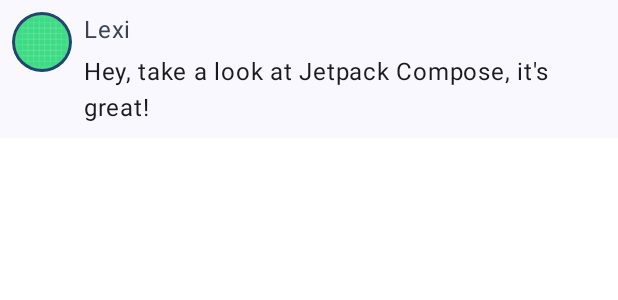
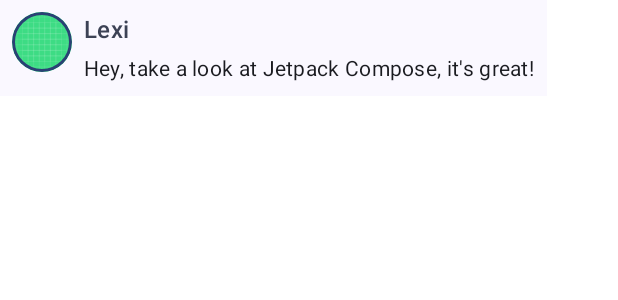
Before and after one commit to muttaqinrizal/ComposeTutorial, an Android app built with Jetpack Compose: the @Preview function PreviewMessageCard, on a phone screen of 412 x 824 dp. Shown: the top 300 px of the screen. Run offline under Robolectric (Android 15) with nearby library versions, the phone set to English and light mode, and no system bars.

Commit message:
change text size

```diff
--- a/app/src/main/java/com/example/composetutorial/MainActivity.kt
+++ b/app/src/main/java/com/example/composetutorial/MainActivity.kt
@@ -56,9 +56,13 @@ fun MessageCard(msg: Message){
         Spacer(modifier = Modifier.width(8.dp))
 
         Column {
-            Text(text = msg.author, color = MaterialTheme.colorScheme.secondary)
+            Text(
+                text = msg.author,
+                color = MaterialTheme.colorScheme.secondary,
+                style = MaterialTheme.typography.titleMedium
+            )
             Spacer(modifier = Modifier.height(4.dp))
-            Text(text = msg.body)
+            Text(text = msg.body, style = MaterialTheme.typography.bodyMedium)
         }
     }
 
```
